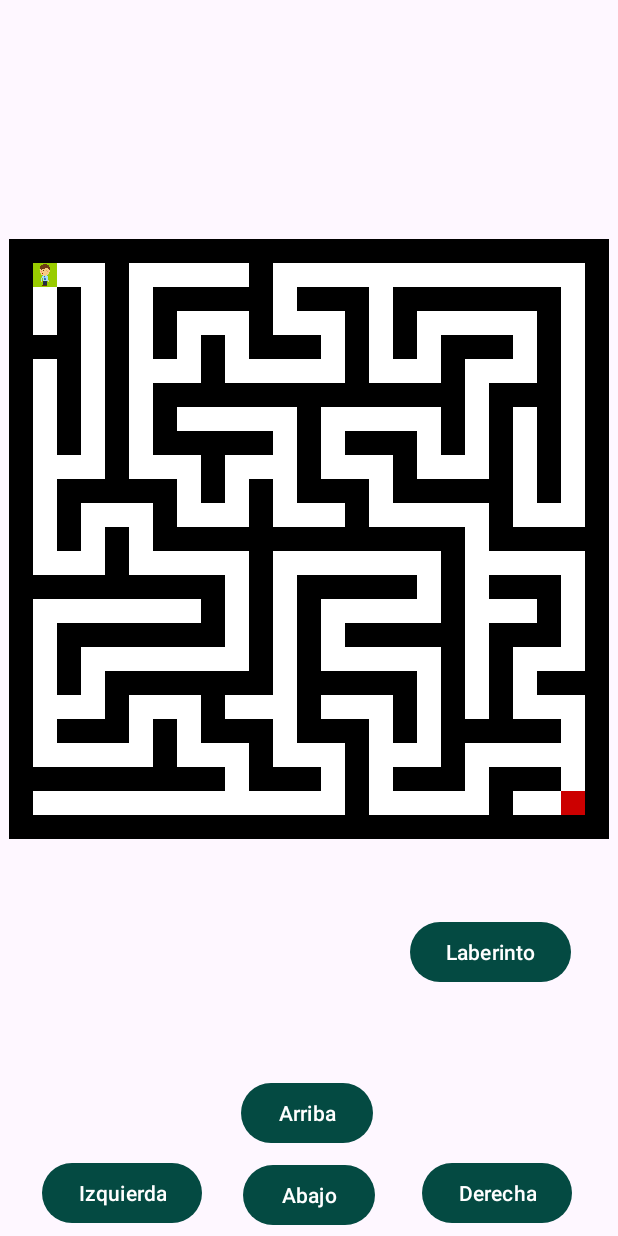
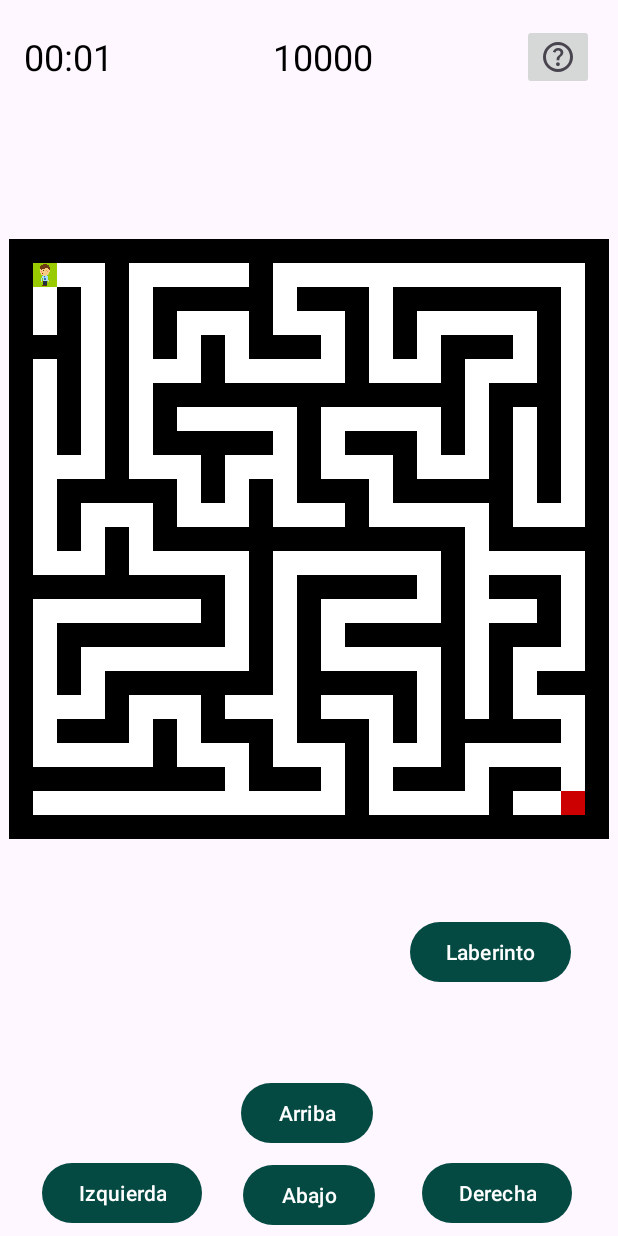
Before and after one commit to AritzaHerrero/LaudioSarean, an Android app: the Laberintoa screen opened directly, with no data from a screen before it, on a phone screen of 412 x 824 dp. Run offline under Robolectric (Android 15) with nearby library versions, the phone set to English and light mode, and no system bars.

Commit message:
Laberinto jokoan puntiazioa eta kronometroa jarri

```diff
--- a/app/src/main/java/com/talde3/laudiosarean/Jolasak/Laberintoa/Laberintoa.java
+++ b/app/src/main/java/com/talde3/laudiosarean/Jolasak/Laberintoa/Laberintoa.java
@@ -9,6 +9,7 @@ import android.widget.Button;
 import android.widget.GridLayout;
 import android.widget.ImageButton;
 import android.widget.ImageView;
+import android.widget.TextView;
 import android.widget.Toast;
 
 import androidx.appcompat.app.AppCompatActivity;
@@ -35,14 +36,45 @@ public class Laberintoa extends AppCompatActivity {
     private int[][] laberinto = new int[anchoLaberinto][alturaLaberinto];
     private GridLayout gridLayout;
     private ImageButton[][] botones;
+    private int unekoPuntuazioa;
+    private long hasierakoDenbora = 0L;
+    private Handler koronoHandler = new Handler();
+
+    //Metodo honek segunduro egiten da, denbora kalkulatzeko eta puntuazizoa unean ikusteko balio du
+    private Runnable kronoRunnable = new Runnable() {
+        @Override
+        public void run() {
+            long milisegundoak = System.currentTimeMillis() - hasierakoDenbora;
+            int segundoak = (int) (milisegundoak / 1000);
+            int minutuak = segundoak / 60;
+            segundoak = segundoak % 60;
+
+            TextView txtKronometroa = findViewById(R.id.txtKronometroa);
+            TextView txtPuntuazioa = findViewById(R.id.txtPuntuazioa);
+
+            String time = String.format("%02d:%02d", minutuak, segundoak);
+            txtKronometroa.setText(time);
+
+            // Actualizar puntuación según el tiempo transcurrido
+            unekoPuntuazioa = puntazioaKalkulatu(milisegundoak);
+            txtPuntuazioa.setText(String.valueOf((int) unekoPuntuazioa));
+
+            koronoHandler.postDelayed(this, 10);
+        }
+    };
 
     @Override
     protected void onCreate(Bundle savedInstanceState) {
         super.onCreate(savedInstanceState);
         setContentView(R.layout.activity_laberintoa);
 
+        hasierakoDenbora = System.currentTimeMillis();
+        koronoHandler.postDelayed(kronoRunnable, 0);
+
         laberintoaSortu();
       //  imprimirLaberinto();
+
+
 
         //Ajustar tamaño de botones segun resolucion de pantalla
         DisplayMetrics displayMetrics = new DisplayMetrics();
@@ -212,6 +244,7 @@ public class Laberintoa extends AppCompatActivity {
                 handler.postDelayed(new Runnable() {
                     @Override
                     public void run() {
+                        koronoHandler.removeCallbacks(kronoRunnable);
                         mezuaErakutzi("Irabazi duzu!");
                         interfazeaEguneratu();
                         buttonArriba.setEnabled(false);
@@ -248,6 +281,9 @@ public class Laberintoa extends AppCompatActivity {
     }
 
     private void reiniciarLaberinto() {
+        //Denbora eta puntuazioa berrezarri
+        hasierakoDenbora = System.currentTimeMillis();
+        koronoHandler.postDelayed(kronoRunnable, 0);
         // Jokalariaren irudia kendu
         botones[jugadorX][jugadorY].setImageResource(0);
 
@@ -290,4 +326,30 @@ public class Laberintoa extends AppCompatActivity {
         }
     }
 
+    private int puntazioaKalkulatu (long totalTimeInMillis) {
+        int maxPuntuazioa = 10000;
+        int milisegundoak = (int) totalTimeInMillis;
+        int puntuazioa;
+
+        if (milisegundoak <= 10000){
+            puntuazioa=10000;
+        } else if(milisegundoak<=20000){
+            puntuazioa = maxPuntuazioa - ((milisegundoak-10000)*128)/1000;
+        } else if(milisegundoak<=30000){
+            puntuazioa = maxPuntuazioa - 1280 - ((milisegundoak-20000)*64)/1000;
+        } else{
+            puntuazioa = maxPuntuazioa -  1920 - ((milisegundoak-30000)*32)/1000;
+        }
+        if (puntuazioa < 0) {
+            puntuazioa = 0;
+        }
+        return puntuazioa;
+    }
+
+    @Override
+    protected void onDestroy() {
+        super.onDestroy();
+        koronoHandler.removeCallbacks(kronoRunnable);
+    }
+
 }
--- a/app/src/main/java/com/talde3/laudiosarean/Jolasak/Puzlea/PuzzleActivity.java
+++ b/app/src/main/java/com/talde3/laudiosarean/Jolasak/Puzlea/PuzzleActivity.java
@@ -38,6 +38,7 @@ public class PuzzleActivity extends AppCompatActivity {
     ArrayList<PuzlearenPieza> piezak;
     private int unekoPuntuazioa;
     private long hasierakoDenbora = 0L;
+    private TextView txtPuntuazioa;
     private Handler koronoHandler = new Handler();
 
     //Metodo honek segunduro egiten da, denbora kalkulatzeko eta puntuazizoa unean ikusteko balio du
@@ -50,7 +51,7 @@ public class PuzzleActivity extends AppCompatActivity {
             segundoak = segundoak % 60;
 
             TextView txtKronometroa = findViewById(R.id.txtKronometroa);
-            TextView txtPuntuazioa = findViewById(R.id.txtPuntuazioa);
+             txtPuntuazioa = findViewById(R.id.txtPuntuazioa);
 
             String time = String.format("%02d:%02d", minutuak, segundoak);
             txtKronometroa.setText(time);
@@ -318,11 +319,9 @@ public class PuzzleActivity extends AppCompatActivity {
 
     public void egiaztatuJokuAmaiera() {
         if (amaitutaDago()) {
-            long denboraFinala = System.currentTimeMillis();
-            long denboraTotala = denboraFinala - hasierakoDenbora;
-            double puntuazioa = puntazioaKalkulatu(denboraTotala);
+            koronoHandler.removeCallbacks(kronoRunnable);
+            int puntuazioa = Integer.parseInt(txtPuntuazioa.getText().toString());
             erakutsiPuntuazioa(puntuazioa);
-            finish();
         }
     }
 
--- a/app/src/main/res/layout/activity_laberintoa.xml
+++ b/app/src/main/res/layout/activity_laberintoa.xml
@@ -4,7 +4,43 @@
     xmlns:tools="http://schemas.android.com/tools"
     android:layout_width="match_parent"
     android:layout_height="match_parent"
-    tools:context=".Laberintoa">
+    tools:context=".Jolasak.Laberintoa.Laberintoa">
+
+    <LinearLayout
+        android:id="@+id/linearLayoutMenua"
+        android:layout_width="match_parent"
+        android:layout_height="wrap_content"
+        android:orientation="horizontal"
+        android:gravity="center_vertical"
+        app:layout_constraintTop_toTopOf="parent">
+
+        <TextView
+            android:id="@+id/txtKronometroa"
+            android:layout_width="0dp"
+            android:layout_height="wrap_content"
+            android:layout_weight="1"
+            android:text="00:00"
+            android:textColor="@color/black"
+            android:textSize="24sp"
+            android:layout_margin="16dp" />
+
+        <TextView
+            android:id="@+id/txtPuntuazioa"
+            android:layout_width="0dp"
+            android:layout_height="wrap_content"
+            android:layout_weight="1"
+            android:text="10000"
+            android:textColor="@color/black"
+            android:textSize="24sp"
+            android:layout_margin="16dp" />
+
+        <ImageButton
+            android:id="@+id/imgBtnArauak"
+            android:layout_width="wrap_content"
+            android:layout_height="wrap_content"
+            android:layout_margin="16dp"
+            android:src="@drawable/help" />
+    </LinearLayout>
 
     <GridLayout
         android:id="@+id/gridLayout"
```
